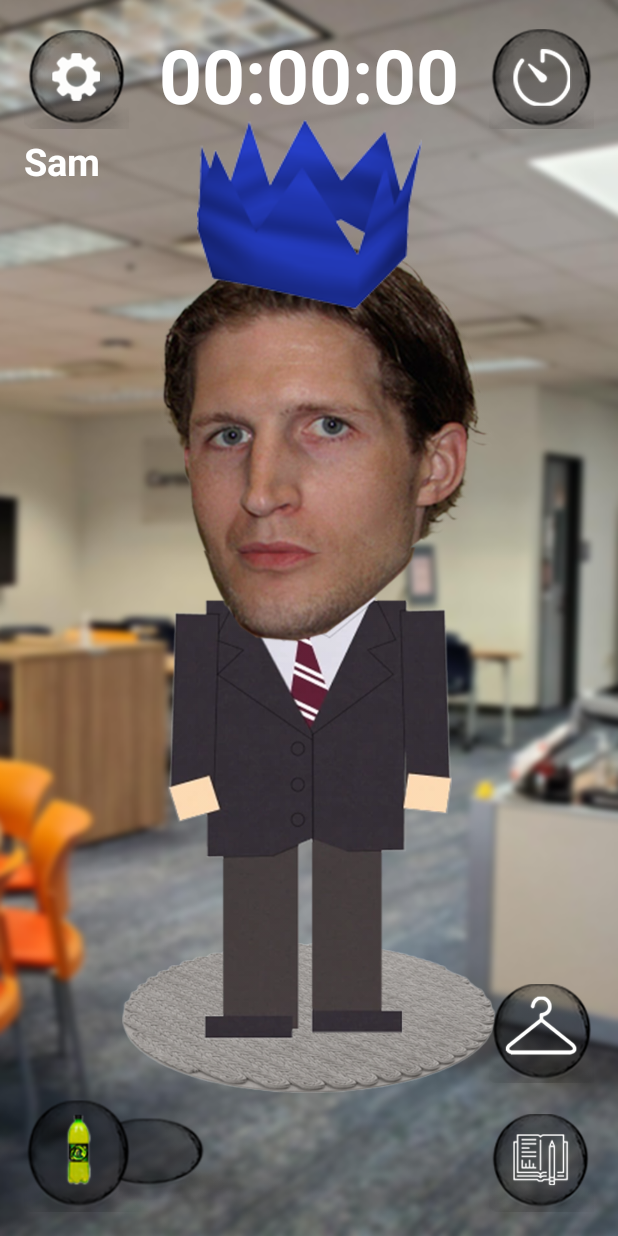
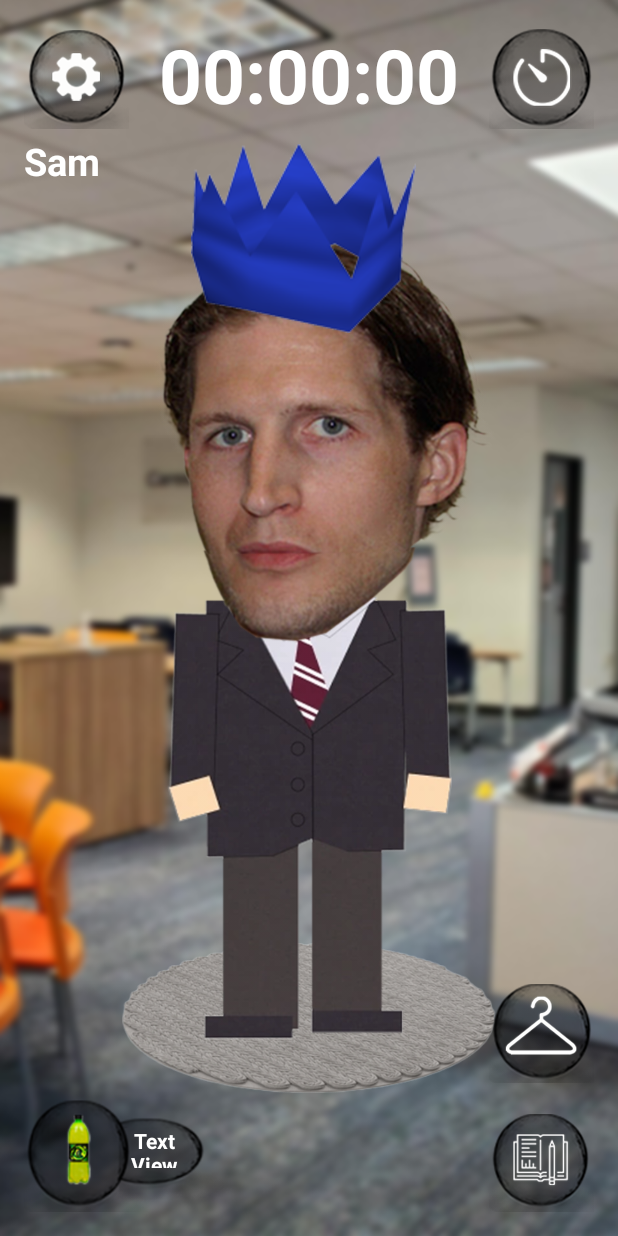
Before and after one commit to UTSA-CS-3443/SilvesBro, an Android app: the screen it shows after launch (MainActivity), on a phone screen of 412 x 824 dp. Run offline under Robolectric (Android 15) with nearby library versions, the phone set to English and light mode, and no system bars.

```diff
--- a/app/src/main/res/layout/activity_main.xml
+++ b/app/src/main/res/layout/activity_main.xml
@@ -56,11 +56,12 @@
         android:id="@+id/hat_overlay"
         android:layout_width="wrap_content"
         android:layout_height="wrap_content"
-        android:layout_marginTop="80dp"
+        android:layout_marginTop="96dp"
         android:scaleType="fitXY"
         android:src="@drawable/blue_party_hat"
         android:visibility="visible"
         app:layout_constraintEnd_toEndOf="parent"
+        app:layout_constraintHorizontal_bias="0.486"
         app:layout_constraintStart_toStartOf="parent"
         app:layout_constraintTop_toTopOf="parent" />
 
@@ -174,4 +175,19 @@
         tools:layout_editor_absoluteX="174dp"
         tools:layout_editor_absoluteY="43dp" />
 
+    <TextView
+        android:id="@+id/bottle_count"
+        android:layout_width="33dp"
+        android:layout_height="28dp"
+        android:text="TextView"
+        android:textAlignment="center"
+        android:textColor="@color/white"
+        android:textStyle="bold"
+        app:layout_constraintBottom_toBottomOf="@+id/bt_dew"
+        app:layout_constraintEnd_toEndOf="@+id/bt_dew"
+        app:layout_constraintHorizontal_bias="0.686"
+        app:layout_constraintStart_toStartOf="@+id/bt_dew"
+        app:layout_constraintTop_toTopOf="@+id/bt_dew"
+        app:layout_constraintVertical_bias="0.442" />
+
 </androidx.constraintlayout.widget.ConstraintLayout>
```
